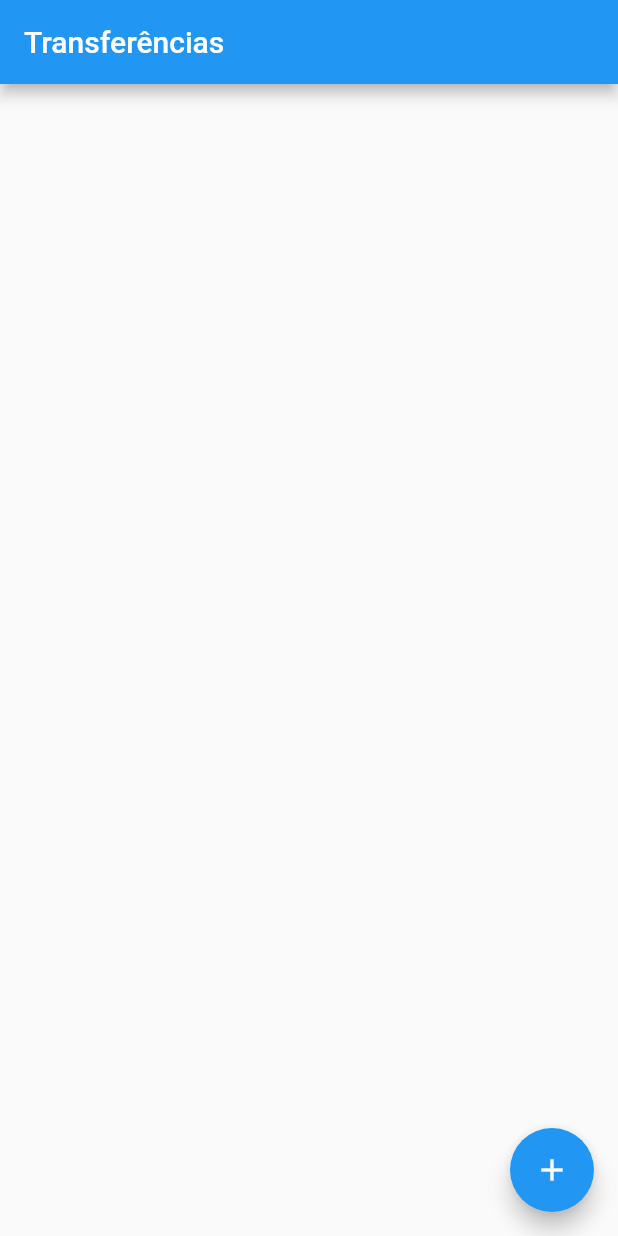
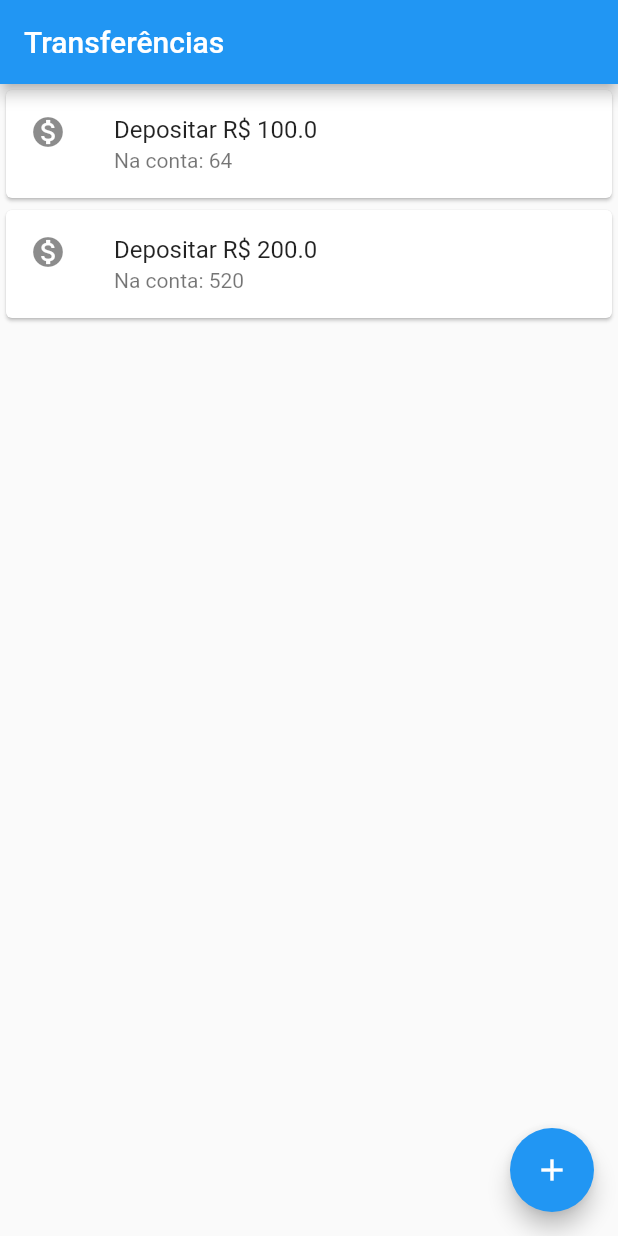
Before and after one commit to WalterGabriel/Learning_Dart.Flutter, a Flutter app: the screen it shows after launch, on a phone screen of 412 x 824 dp. Run offline on Flutter 3.47's test engine with Material 2 defaults, Android fonts, the phone set to English and light mode, and no system bars.

```diff
--- a/Flutter/bank/lib/main.dart
+++ b/Flutter/bank/lib/main.dart
@@ -24,6 +24,7 @@ Na propriedade à seguir o nosso layout (Scaffold) recebe também um botão flut
   runApp(
     MaterialApp(
       home: Scaffold(
+        body: ListaTransferencia(),
         appBar: AppBar(
           title: Text('Transferências'),
         ),
@@ -35,3 +36,67 @@ Na propriedade à seguir o nosso layout (Scaffold) recebe também um botão flut
     ),
   );
 }
+
+/*
+
+Refatoramento de código:
+  - Podemos criar classes compostas de várias elementos e transforma-los em um Widget,
+  para isso, declara-se a classe e em seguida utilizamos o comando extends para transformar a classe num Widget. Depois disso, sobrecreve-se o método createElement.
+
+  - Existem três maneiras de criar um Widget:
+  - Widget: Criação de Widgets de baixo nível, composto por elementos básicos da linguagem.
+  Para quem faz um Widget do zero.
+
+  - StatelessWidget: Referência para criação de Widget compostos por outros Widgets do framework, funciona como uma criação de grupo, encapsulamento de widgets. Nesse caso, um vez que um widget é criado, suas propriedades são imutáveis durante a execução do app.
+
+  - StatefulWidget: Funciona semelhante ao Stateless, porém com a diferença de que é possível modificar dinamicamente o conteúdo de um Widget dinamicamente. Por exemplo, eventos que ocorrem num applicativo podem transformar as propriedades dentro dele.
+
+*/
+class ListaTransferencia extends StatelessWidget {
+  @override
+  Widget build(BuildContext context) {
+    return Column(
+      children: <Widget>[
+        ItemTransferencia(Transferencia(100.0, 064)),
+        ItemTransferencia(Transferencia(200.0, 520)),
+      ],
+    );
+  }
+}
+
+/*
+Como os widgets que criamos são classes, podemos criar parâmetros para às funções e entrar valores diferentes para cada vez que os componentes forem usados.
+
+Exemplo:
+*/
+
+/*Afim de melhorar o código, criaremos uma classe para receber os valores e números das contas que entraram nos Cards. Isso fara com que os valores de entrada sejam sejam do tipo do numérico e os botões strings*/
+
+class Transferencia {
+  final double valor;
+  final int numeroConta;
+
+  Transferencia(this.valor, this.numeroConta);
+}
+
+// Refatorando Cards:
+
+class ItemTransferencia extends StatelessWidget {
+  //Criando construtores para receber valores para os parâmetros da função:
+  //Criação de constantes (final) do tipo String
+  final Transferencia _transferencia;
+
+  ItemTransferencia(this._transferencia);
+
+  @override
+  Widget build(BuildContext context) {
+    return Card(
+      child: ListTile(
+        leading: Icon(Icons.monetization_on),
+        title: Text(
+            'Depositar R\$ ${_transferencia.valor}'), //aplica-se dentro dos valores a constante.
+        subtitle: Text('Na conta: ${_transferencia.numeroConta}'),
+      ),
+    );
+  }
+}
```
Lines whose indentation alone changed are shown as unchanged.
